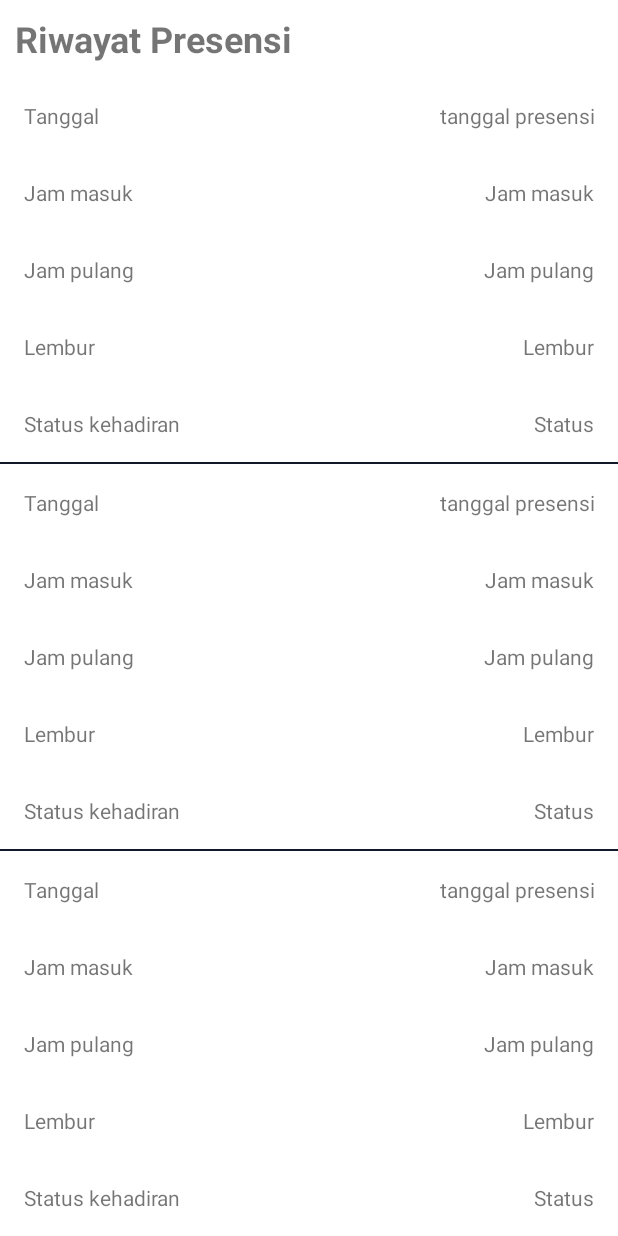
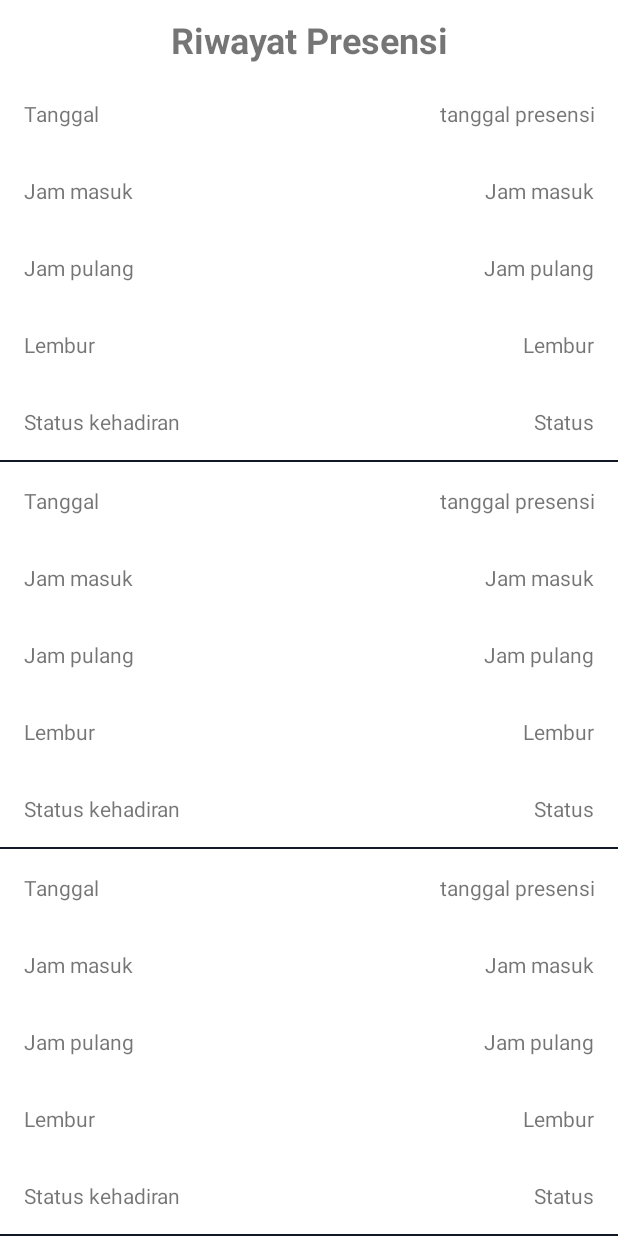
Before and after one commit to Galangaidil/simpeg-apk, an Android app: the layout fragment_attendance.xml on its own in the app's theme, with its tools: preview values and no code run, on a phone screen of 412 x 824 dp. Run offline under Robolectric (Android 15) with nearby library versions, the phone set to English and light mode, and no system bars.

Commit message:
Memperbaiki posisi text riwayat presensi

```diff
--- a/app/src/main/res/layout/fragment_attendance.xml
+++ b/app/src/main/res/layout/fragment_attendance.xml
@@ -6,32 +6,35 @@
     android:layout_height="match_parent"
     tools:context=".AttendanceFragment">
 
-    <androidx.constraintlayout.widget.ConstraintLayout
-        android:layout_width="match_parent"
-        android:layout_height="wrap_content">
-
     <TextView
         android:id="@+id/heading"
         android:layout_width="match_parent"
         android:layout_height="wrap_content"
+        android:text="@string/daftar_presensi"
         android:padding="10dp"
-            android:text="@string/daftar_presensi"
         android:textSize="24sp"
         android:textStyle="bold"
+        android:layout_gravity="top|center"
+        android:textAlignment="center"
         app:layout_constraintBottom_toTopOf="@+id/RecyclerViewAttendances"
         app:layout_constraintEnd_toEndOf="parent"
+        app:layout_constraintHorizontal_bias="0.0"
         app:layout_constraintStart_toStartOf="parent"
         app:layout_constraintTop_toTopOf="parent" />
 
+    <androidx.constraintlayout.widget.ConstraintLayout
+        android:layout_width="wrap_content"
+        android:layout_height="wrap_content"
+        android:layout_marginTop="50dp">
+
         <androidx.recyclerview.widget.RecyclerView
             android:id="@+id/RecyclerViewAttendances"
-            android:layout_width="match_parent"
+            android:layout_width="wrap_content"
             android:layout_height="wrap_content"
             app:layout_constraintBottom_toBottomOf="parent"
             app:layout_constraintEnd_toEndOf="parent"
             app:layout_constraintHorizontal_bias="0.0"
             app:layout_constraintStart_toStartOf="parent"
-            app:layout_constraintTop_toBottomOf="@+id/heading"
             tools:listitem="@layout/item_attendance" />
 
     </androidx.constraintlayout.widget.ConstraintLayout>
```
Lines whose indentation alone changed are shown as unchanged.
